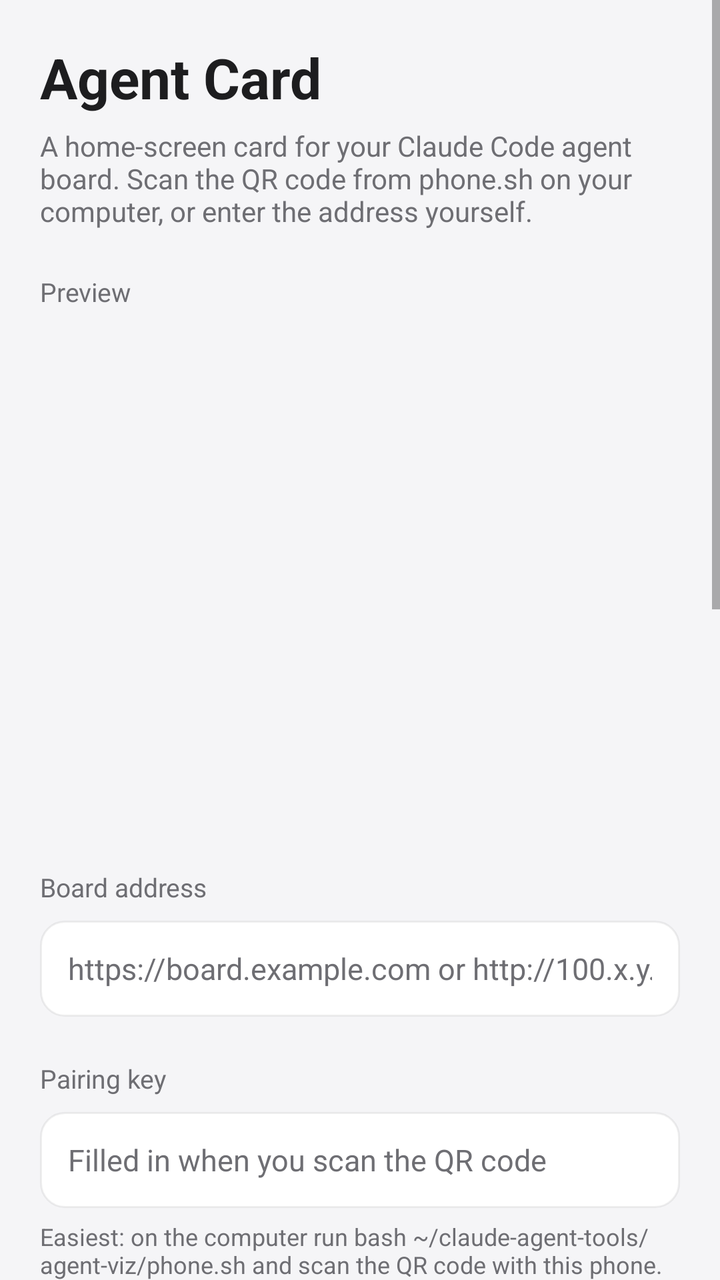
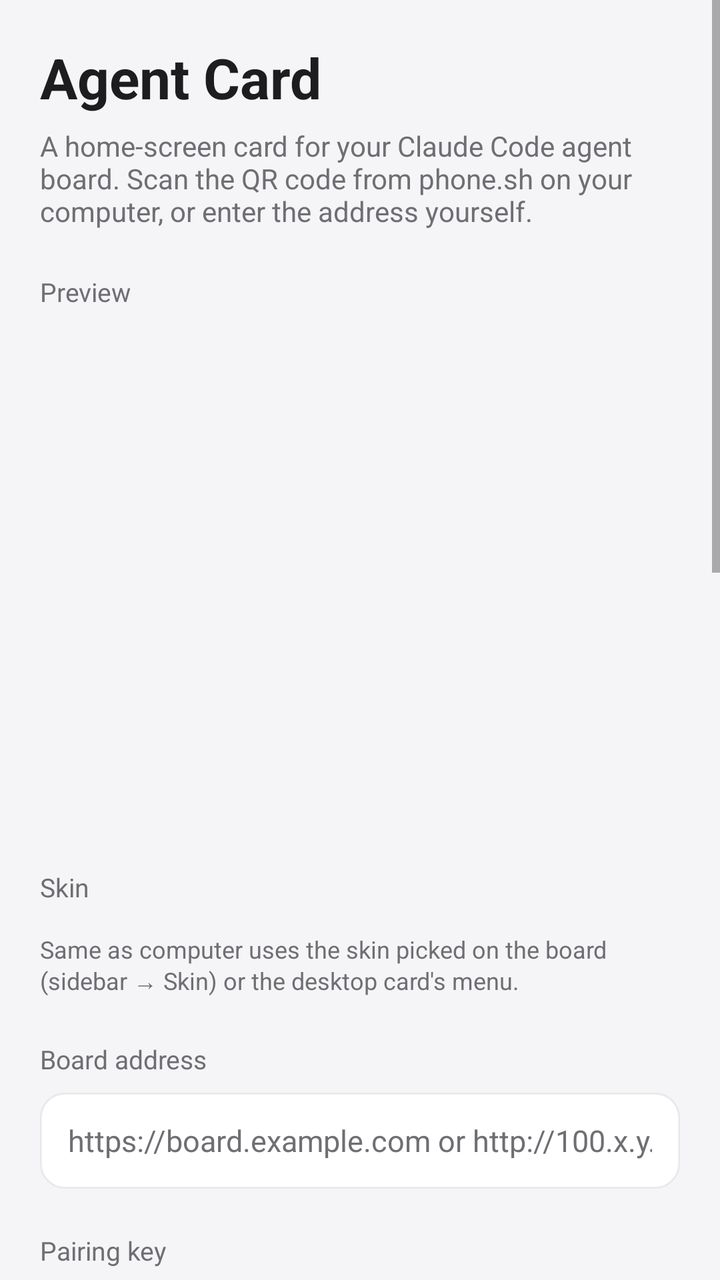

Screens rendered from an Android XML layout before and after an edit, with the pre-edit source and the edit as a unified diff.
<!-- AndroidManifest.xml: application theme Theme.AgentCard -->
<!-- res/layout/activity_main.xml -->
<?xml version="1.0" encoding="utf-8"?>
<ScrollView xmlns:android="http://schemas.android.com/apk/res/android"
    android:layout_width="match_parent"
    android:layout_height="match_parent"
    android:fitsSystemWindows="true">

    <LinearLayout
        android:layout_width="match_parent"
        android:layout_height="wrap_content"
        android:orientation="vertical"
        android:padding="20dp">

        <TextView
            android:layout_width="wrap_content"
            android:layout_height="wrap_content"
            android:text="@string/app_name"
            android:textColor="@color/page_ink"
            android:textSize="28sp"
            android:textStyle="bold" />

        <TextView
            android:layout_width="match_parent"
            android:layout_height="wrap_content"
            android:layout_marginTop="6dp"
            android:text="@string/intro"
            android:textColor="@color/page_muted"
            android:textSize="14sp" />

        <TextView
            style="@style/Label"
            android:text="@string/preview_label" />

        <FrameLayout
            android:id="@+id/preview"
            android:layout_width="match_parent"
            android:layout_height="250dp" />

        <TextView
            style="@style/Label"
            android:labelFor="@+id/url"
            android:text="@string/label_url" />

        <EditText
            android:id="@+id/url"
            style="@style/Field"
            android:autofillHints=""
            android:hint="@string/hint_url"
            android:inputType="textUri" />

        <TextView
            style="@style/Label"
            android:labelFor="@+id/key"
            android:text="@string/label_key" />

        <EditText
            android:id="@+id/key"
            style="@style/Field"
            android:autofillHints=""
            android:hint="@string/hint_key"
            android:inputType="text" />

        <TextView
            android:layout_width="match_parent"
            android:layout_height="wrap_content"
            android:layout_marginTop="6dp"
            android:text="@string/key_help"
            android:textColor="@color/page_muted"
            android:textSize="12sp" />

        <TextView
            style="@style/Label"
            android:labelFor="@+id/cf_id"
            android:text="@string/label_cf" />

        <EditText
            android:id="@+id/cf_id"
            style="@style/Field"
            android:autofillHints=""
            android:hint="@string/hint_cf_id"
            android:inputType="text" />

        <EditText
            android:id="@+id/cf_secret"
            style="@style/Field"
            android:layout_marginTop="8dp"
            android:autofillHints=""
            android:hint="@string/hint_cf_secret"
            android:inputType="textPassword" />

        <TextView
            android:layout_width="match_parent"
            android:layout_height="wrap_content"
            android:layout_marginTop="6dp"
            android:text="@string/cf_help"
            android:textColor="@color/page_muted"
            android:textSize="12sp" />

        <Button
            android:id="@+id/save"
            style="@style/Btn"
            android:text="@string/btn_save_test" />

        <TextView
            android:id="@+id/result"
            android:layout_width="match_parent"
            android:layout_height="wrap_content"
            android:layout_marginTop="8dp"
            android:textColor="@color/page_ink"
            android:textSize="14sp" />

        <Button
            android:id="@+id/add"
            style="@style/Btn"
            android:text="@string/btn_add_widget" />

        <TextView
            android:id="@+id/add_hint"
            android:layout_width="match_parent"
            android:layout_height="wrap_content"
            android:layout_marginTop="6dp"
            android:text="@string/add_widget_manual"
            android:textColor="@color/page_muted"
            android:textSize="12sp" />

        <TextView
            style="@style/Label"
            android:text="@string/section_keep" />

        <TextView
            android:layout_width="match_parent"
            android:layout_height="wrap_content"
            android:text="@string/keep_help"
            android:textColor="@color/page_muted"
            android:textSize="13sp" />

        <Button
            android:id="@+id/app_settings"
            style="@style/Btn"
            android:text="@string/btn_app_settings" />

        <Button
            android:id="@+id/battery"
            style="@style/Btn"
            android:text="@string/btn_battery" />
    </LinearLayout>
</ScrollView>
<!-- resources referenced by this layout -->
<resources>
  <color name="page_ink">#FF1D1D1F</color>
  <color name="page_muted">#FF6E6E73</color>
  <string name="add_widget_manual">Long-press the home screen → Widgets → Agent Card.</string>
  <string name="app_name">Agent Card</string>
  <string name="btn_add_widget">Add the card to the home screen</string>
  <string name="btn_app_settings">Open app settings</string>
  <string name="btn_battery">Battery optimisation settings</string>
  <string name="btn_save_test">Save and test</string>
  <string name="cf_help">Cloudflare Zero Trust → Access → Service Auth → Create Service Token. Then add a policy to the board\'s Access application: Action Service Auth, Include Service Token = this token.</string>
  <string name="hint_cf_id">Client ID</string>
  <string name="hint_cf_secret">Client Secret</string>
  <string name="hint_key">Filled in when you scan the QR code</string>
  <string name="hint_url">https://board.example.com or http://100.x.y.z:4321</string>
  <string name="intro">A home-screen card for your Claude Code agent board. Scan the QR code from phone.sh on your computer, or enter the address yourself.</string>
  <string name="keep_help">The card refreshes every 15 minutes. Tap it for live mode: every 15 seconds while a session is busy, stopping by itself after 10 quiet minutes. On ColorOS, allow Auto-launch and Background activity for this app, or the system pauses it.</string>
  <string name="key_help">Easiest: on the computer run  bash ~/claude-agent-tools/agent-viz/phone.sh  and scan the QR code with this phone. The address and key are filled in for you, no Cloudflare dashboard needed.</string>
  <string name="label_cf">Or: Cloudflare Access service token (not needed with the QR code)</string>
  <string name="label_key">Pairing key</string>
  <string name="label_url">Board address</string>
  <string name="preview_label">Preview</string>
  <string name="section_keep">Keep it up to date</string>
  <style name="Btn" parent="android:Widget.Material.Button.Colored">
          <item name="android:layout_width">match_parent</item>
          <item name="android:layout_height">wrap_content</item>
          <item name="android:layout_marginTop">14dp</item>
          <item name="android:textAllCaps">false</item>
      </style>
  <style name="Label">
          <item name="android:layout_width">match_parent</item>
          <item name="android:layout_height">wrap_content</item>
          <item name="android:layout_marginTop">22dp</item>
          <item name="android:layout_marginBottom">8dp</item>
          <item name="android:textColor">@color/page_muted</item>
          <item name="android:textSize">13sp</item>
      </style>
  <style name="Theme.AgentCard" parent="android:Theme.Material.Light.NoActionBar">
          <item name="android:colorAccent">@color/accent</item>
          <item name="android:statusBarColor">#FFF5F5F7</item>
          <item name="android:windowLightStatusBar">true</item>
          <item name="android:windowBackground">@color/page</item>
      </style>
  <!-- drawable field_bg (drawable) -->
  <?xml version="1.0" encoding="utf-8"?>
  <shape xmlns:android="http://schemas.android.com/apk/res/android" android:shape="rectangle">
      <solid android:color="@color/field" />
      <corners android:radius="12dp" />
      <stroke android:width="1dp" android:color="#22888888" />
  </shape>
  <color name="accent">#FF0A7AFF</color>
  <color name="page">#FFF5F5F7</color>
  <color name="field">#FFFFFFFF</color>
  <!-- unchanged entries left out for length: 1 -->
</resources>

<!-- the commit's change to res/layout/activity_main.xml (unified diff, before → after) -->
@@ -34,6 +34,30 @@
             android:id="@+id/preview"
             android:layout_width="match_parent"
             android:layout_height="250dp" />
+
+        <TextView
+            style="@style/Label"
+            android:text="@string/skin_label" />
+
+        <HorizontalScrollView
+            android:layout_width="match_parent"
+            android:layout_height="wrap_content"
+            android:scrollbars="none">
+
+            <LinearLayout
+                android:id="@+id/skins"
+                android:layout_width="wrap_content"
+                android:layout_height="wrap_content"
+                android:orientation="horizontal" />
+        </HorizontalScrollView>
+
+        <TextView
+            android:layout_width="match_parent"
+            android:layout_height="wrap_content"
+            android:layout_marginTop="6dp"
+            android:text="@string/skin_help"
+            android:textColor="@color/page_muted"
+            android:textSize="12sp" />
 
         <TextView
             style="@style/Label"
<!-- resource entries referenced after the edit -->
@@ -21,6 +21,8 @@
   <string name="label_url">Board address</string>
   <string name="preview_label">Preview</string>
   <string name="section_keep">Keep it up to date</string>
+  <string name="skin_help">"Same as computer" uses the skin picked on the board (sidebar → Skin) or the desktop card's menu.</string>
+  <string name="skin_label">Skin</string>
   <style name="Btn" parent="android:Widget.Material.Button.Colored">
           <item name="android:layout_width">match_parent</item>
           <item name="android:layout_height">wrap_content</item>
